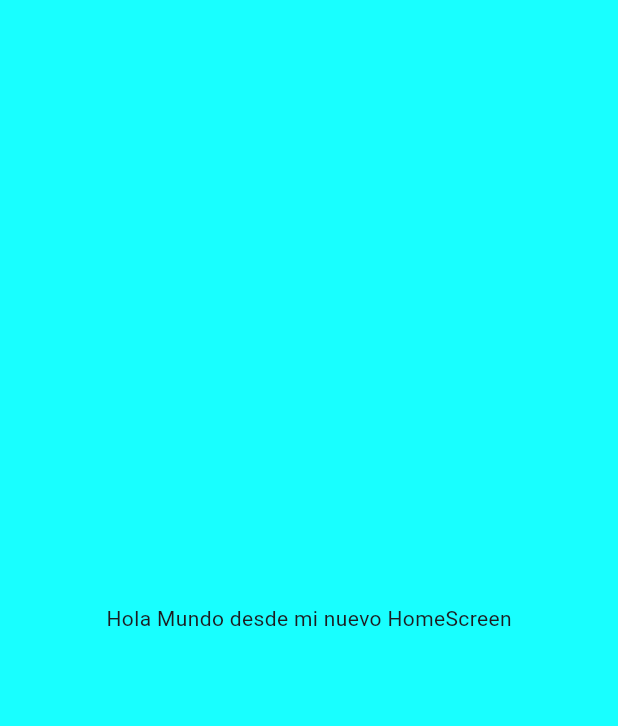
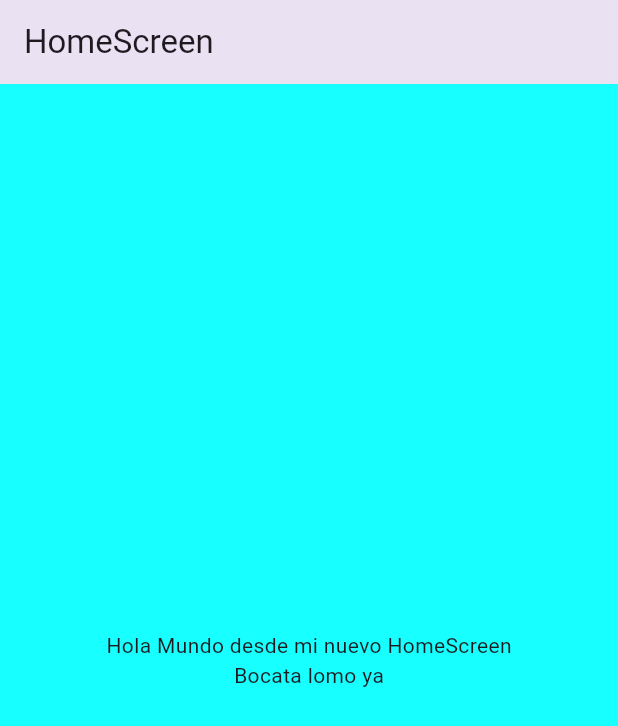
Before and after one commit to DEV-JJVG/fl_contador_app, a Flutter app: the screen it shows after launch, on a phone screen of 412 x 824 dp. Shown: the top 726 px of the screen. Run offline on Flutter 3.47's test engine with Material 3 defaults, Android fonts, the phone set to English and light mode, and no system bars.

Commit message:
Realizo una columna centrada verticalmente

```diff
--- a/lib/screens/home_screen.dart
+++ b/lib/screens/home_screen.dart
@@ -7,7 +7,17 @@ class HomeScreen extends StatelessWidget {
   Widget build(BuildContext context) {
     return Scaffold(
       backgroundColor: Colors.cyanAccent,
-      body: Center(child: const Text("Hola Mundo desde mi nuevo HomeScreen")),
+      appBar: AppBar(title: Text("HomeScreen"), elevation: 10.0),
+
+      body: Center(
+        child: const Column(
+          mainAxisAlignment: MainAxisAlignment.center,
+          children: ([
+            Text("Hola Mundo desde mi nuevo HomeScreen"),
+            Text("Bocata lomo ya"),
+          ]),
+        ),
+      ),
     );
   }
 }
```
